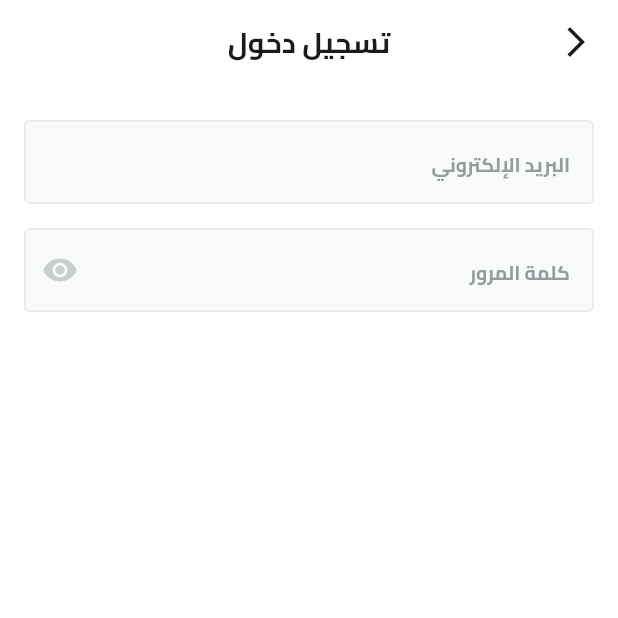
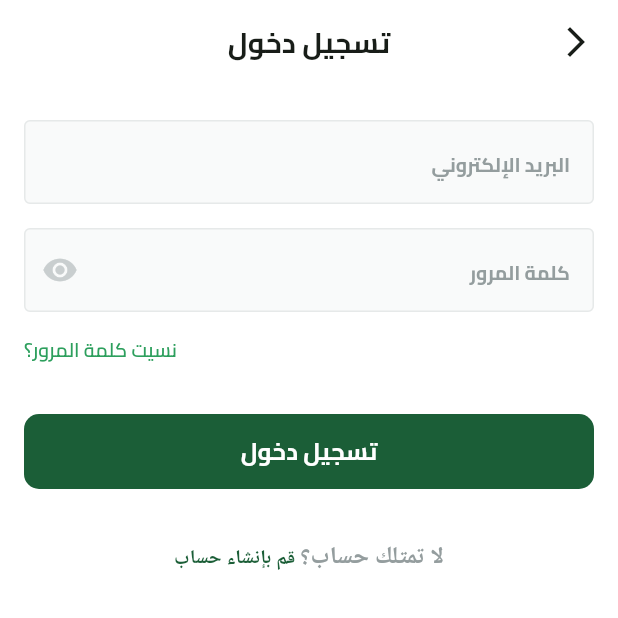
Before and after one commit to Eng-Mosad-99/Fruit-Hub, a Flutter app: the screen it shows after launch, after a tap on "تخط", on a phone screen of 412 x 824 dp, the top half of it. Run offline on Flutter 3.47's test engine with Material 3 defaults, Android fonts, the phone set to English and light mode, and no system bars; our stand-ins replace dots_indicator, shared_preferences; missing offline and left inert: svg_flutter.

Commit message:
finish login ui part 4

```diff
--- a/lib/core/utils/app_colors.dart
+++ b/lib/core/utils/app_colors.dart
@@ -2,5 +2,6 @@ import 'package:flutter/material.dart';
 
 class AppColors{
   static const Color primaryColor = Color(0xff1B5E37);
+  static const Color lightPrimaryColor = Color(0xff2D9F5D);
   static const Color secondaryColor = Color(0xFFF4A91F);
 }
--- a/lib/core/widgets/custom_button.dart
+++ b/lib/core/widgets/custom_button.dart
@@ -1,5 +1,6 @@
 import 'package:flutter/material.dart';
 import '../utils/app_colors.dart';
+import '../utils/app_text_styles.dart';
 
 class CustomButtons extends StatelessWidget {
   const CustomButtons({super.key, this.onPressed, required this.text});
@@ -20,10 +21,9 @@ class CustomButtons extends StatelessWidget {
         onPressed: onPressed,
         child: Text(
           text,
-          style: const TextStyle(
+          style:  TextStyles.bold16.copyWith(
             color: Colors.white,
-            fontSize: 18,
-            fontWeight: FontWeight.bold,
+
           ),
         ),
       ),
--- a/lib/features/auth/presentation/views/widgets/login_view_body.dart
+++ b/lib/features/auth/presentation/views/widgets/login_view_body.dart
@@ -1,26 +1,29 @@
 import 'package:flutter/material.dart';
+import 'package:fruit_hub/core/utils/app_colors.dart';
+import 'package:fruit_hub/core/widgets/custom_button.dart';
 import 'package:fruit_hub/core/widgets/custom_text_field.dart';
 
 import '../../../../../constants.dart';
+import '../../../../../core/utils/app_text_styles.dart';
 
 class LoginViewBody extends StatelessWidget {
   const LoginViewBody({super.key});
   @override
   Widget build(BuildContext context) {
-    return const Padding(
-      padding: EdgeInsets.symmetric(horizontal: kHorizontalPadding),
+    return Padding(
+      padding: const EdgeInsets.symmetric(horizontal: kHorizontalPadding),
       child: SingleChildScrollView(
         child: Column(
           children: <Widget>[
-            SizedBox(
+            const SizedBox(
               height: 24,
             ),
-            CustomTextField(
+            const CustomTextField(
               hintText: 'البريد الإلكتروني',
               textInputType: TextInputType.emailAddress,
             ),
-            SizedBox(height: 16),
-            CustomTextField(
+            const SizedBox(height: 16),
+            const CustomTextField(
               hintText: 'كلمة المرور',
               textInputType: TextInputType.visiblePassword,
               suffixIcon: Icon(
@@ -28,6 +31,43 @@ class LoginViewBody extends StatelessWidget {
                 color: Color(0xffC9CECF),
               ),
             ),
+            const SizedBox(
+              height: 16,
+            ),
+            Align(
+              alignment: AlignmentDirectional.centerEnd,
+              child: Text(
+                'نسيت كلمة المرور؟',
+                style: TextStyles.semiBold13.copyWith(
+                  color: AppColors.lightPrimaryColor,
+                ),
+              ),
+            ),
+            const SizedBox(
+              height: 33,
+            ),
+            CustomButtons(
+              text: 'تسجيل دخول',
+              onPressed: () {},
+            ),
+             const SizedBox(
+              height: 33,
+            ),
+            Text.rich(
+              TextSpan(
+                text: 'لا تمتلك حساب؟',
+                style: TextStyles.semiBold16.copyWith(
+                  color: const Color(0xff949D9E),
+                ),
+                children: <TextSpan>[
+                  TextSpan(
+                    text: ' قم بإنشاء حساب',
+                    style: TextStyles.semiBold13.copyWith(
+                      color: AppColors.primaryColor,
+                    ),
+                  ),
+                ],
+            ))
           ],
         ),
       ),
```
